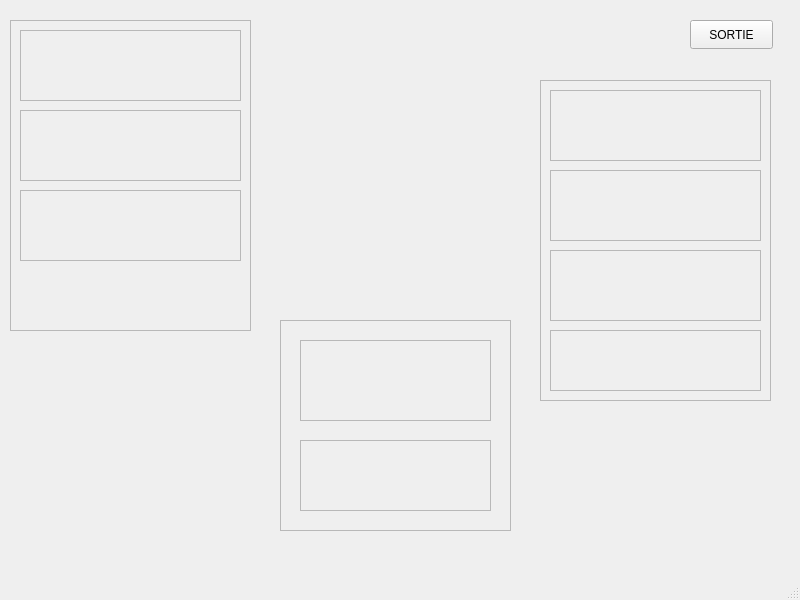
Before: the Qt Designer form RESTAURANT/tableau_bord.ui in feliciamonica/Programmation_Concurrente_Projet, drawn with Qt 5.
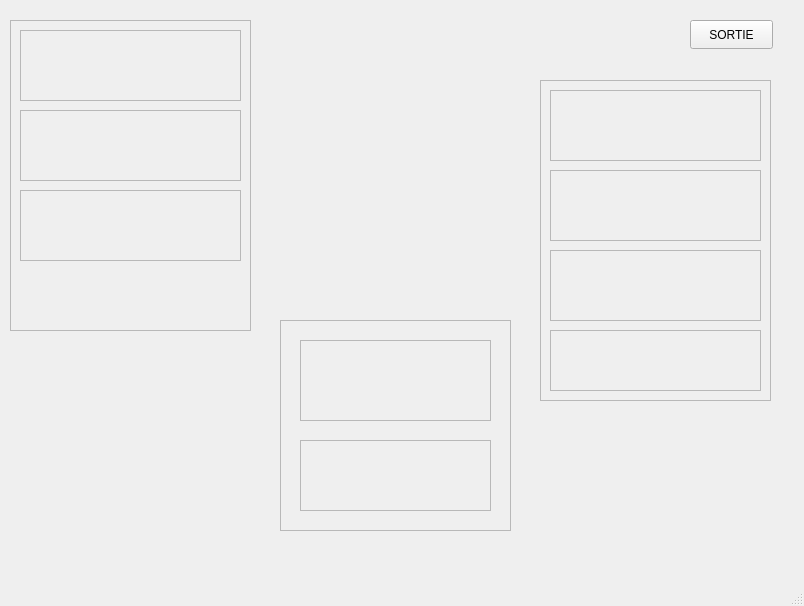
After: the same form once the commit is applied.

Patch:
```diff
--- a/RESTAURANT/tableau_bord.ui
+++ b/RESTAURANT/tableau_bord.ui
@@ -6,8 +6,8 @@
    <rect>
     <x>0</x>
     <y>0</y>
-    <width>800</width>
-    <height>600</height>
+    <width>804</width>
+    <height>606</height>
    </rect>
   </property>
   <property name="windowTitle">
```
Left out of the diff: 4 changed lines with no effect on the pictures.
